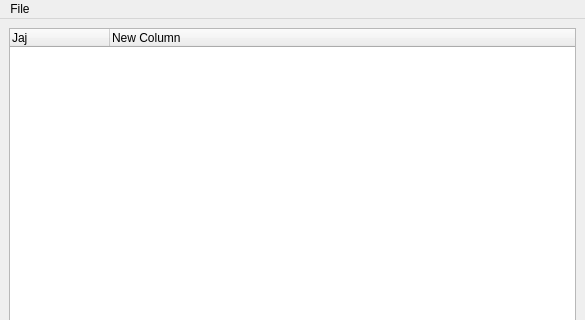
This is LHCbDIRAC/BookkeepingSystem/Gui/Widget/MainWidget.ui in antolu/LHCbDIRAC as Qt 5 draws it before an edit; both pictures show x 0 to 585 and y 0 to 320 of the 585 by 841 pixel window. The edited form follows.
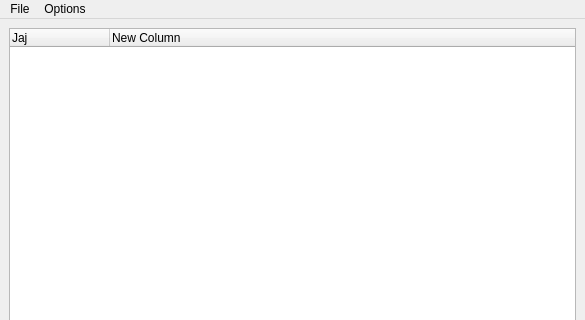
This is the edited form.

Patch:
```diff
--- a/LHCbDIRAC/BookkeepingSystem/Gui/Widget/MainWidget.ui
+++ b/LHCbDIRAC/BookkeepingSystem/Gui/Widget/MainWidget.ui
@@ -60,7 +60,14 @@
     </property>
     <addaction name="actionExit" />
    </widget>
+   <widget class="QMenu" name="menuOptions" >
+    <property name="title" >
+     <string>Options</string>
+    </property>
+    <addaction name="actionFile_dialog_paging_size" />
+   </widget>
    <addaction name="menuFile" />
+   <addaction name="menuOptions" />
   </widget>
   <widget class="QStatusBar" name="statusbar" />
   <action name="actionExit" >
```
Left out of the diff: 8 changed lines with no effect on the pictures.
